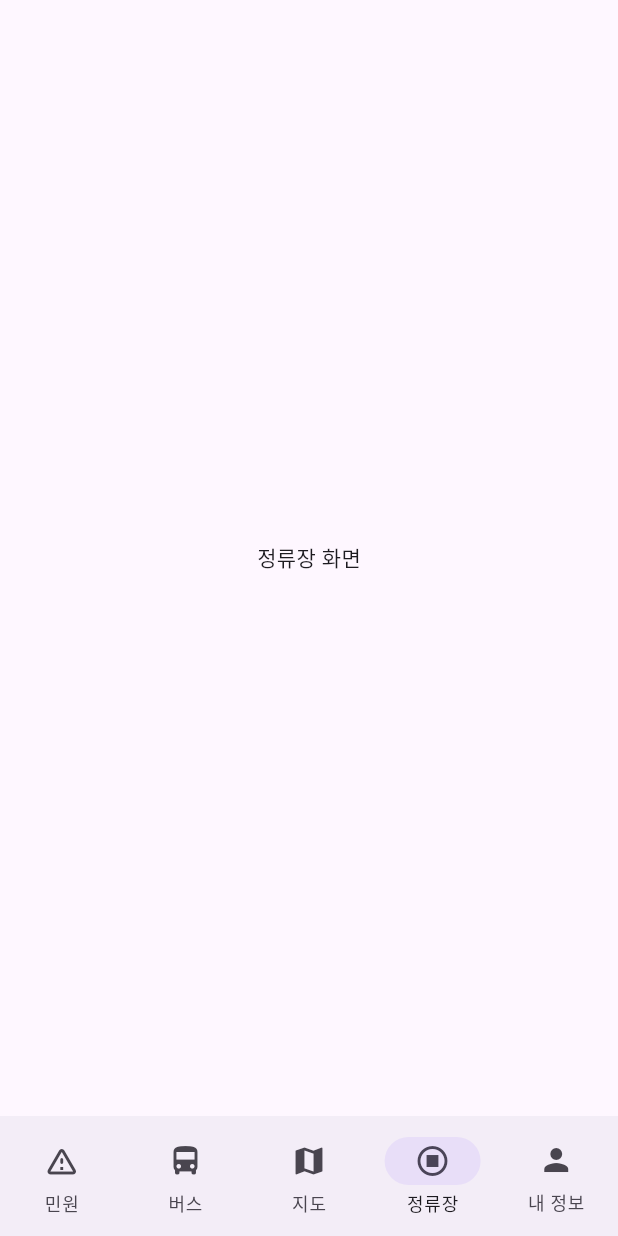
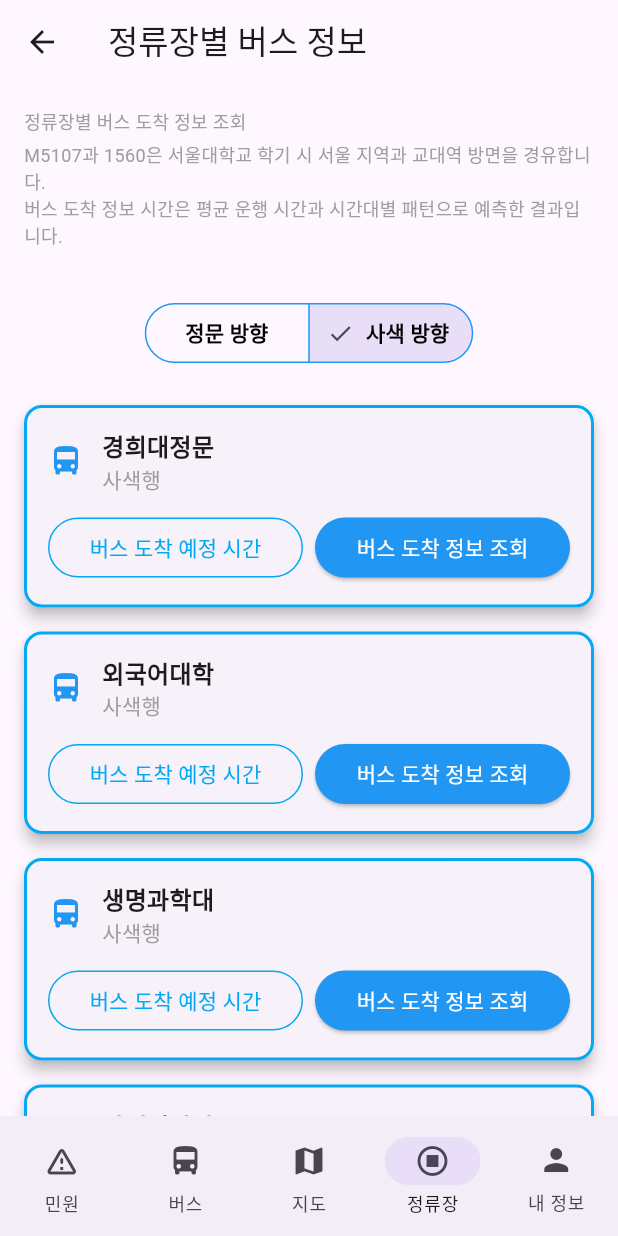
Before and after one commit to Brian0KIM/KHUBusEonje, a Flutter app: the NavigationBarScreen screen opened directly with empty values, item 4 of the bottom bar chosen, on a phone screen of 412 x 824 dp. Run offline on Flutter 3.47's test engine with Material 3 defaults, Android fonts, the phone set to English and light mode, and no system bars; our stand-ins replace dio; network calls fail.

Commit message:
station screen added

```diff
--- a/front/lib/main.dart
+++ b/front/lib/main.dart
@@ -5,6 +5,7 @@ import 'bus_company.dart';
 import "bus_info.dart";
 import "passed_bus_page.dart";
 import "bus_screen.dart";
+import "station_screen.dart";
 void main() {
   runApp(const MyApp());
 }
@@ -207,7 +208,7 @@ class _NavigationBarScreenState extends State<NavigationBarScreen> {
       const ComplaintServiceScreen(), // 민원 화면
       const BusScreen(), // 버스 화면
       const Center(child: Text('지도 화면')), // 지도 화면
-      const Center(child: Text("정류장 화면")), // 정류장 화면
+      const StationScreen(), // 정류장 화면
       UserInfoScreen(
         userName: widget.userName,
         userId: widget.userId,
--- /dev/null
+++ b/front/lib/station_screen.dart
@@ -0,0 +1,205 @@
+import 'package:flutter/material.dart';
+
+class StationScreen extends StatefulWidget {
+  const StationScreen({super.key});
+
+  @override
+  State<StationScreen> createState() => _StationScreenState();
+}
+
+class _StationScreenState extends State<StationScreen> {
+  bool isAscending = false; // false: 사색 방향(default), true: 정문 방향
+
+  // 정류장 데이터
+  final Map<String, List<Map<String, String>>> stationData = {
+    'ascending': [ // 정문 방향
+      {'name': '사색의 광장', 'description': ''},
+      {'name': '생명과학대.산업대학', 'description': '정문행'},
+      {'name': '경희대체육대학.외대', 'description': '정문행'},
+      {'name': '경희대학교(정건)', 'description': '정문행'},
+    ],
+    'descending': [ // 사색 방향
+      {'name': '경희대정문', 'description': '사색행'},
+      {'name': '외국어대학', 'description': '사색행'},
+      {'name': '생명과학대', 'description': '사색행'},
+      {'name': '사색의광장', 'description': '사색행'},
+    ],
+  };
+
+  @override
+  Widget build(BuildContext context) {
+    return Scaffold(
+      appBar: AppBar(
+        title: const Text('정류장별 버스 정보'),
+      ),
+      body: Column(
+        children: [
+          Container(
+            width: double.infinity,
+            padding: const EdgeInsets.all(16.0),
+            child: const Column(
+            crossAxisAlignment: CrossAxisAlignment.start,
+            children: [
+              Text(
+                '정류장별 버스 도착 정보 조회',
+                style: TextStyle(
+                  color: Colors.grey,
+                  fontSize: 12,
+                ),
+              ),
+              SizedBox(height: 4),
+              Text(
+                'M5107과 1560은 서울대학교 학기 시 서울 지역과 교대역 방면을 경유합니다.',
+                style: TextStyle(
+                  color: Colors.grey,
+                  fontSize: 12,
+                ),
+              ),
+              Text(
+                '버스 도착 정보 시간은 평균 운행 시간과 시간대별 패턴으로 예측한 결과입니다.',
+                style: TextStyle(
+                  color: Colors.grey,
+                  fontSize: 12,
+                ),
+                ),
+              ],
+            ),
+          ),
+          Padding(
+            padding: const EdgeInsets.all(16.0),
+            child: Stack(
+              alignment: Alignment.center,
+              children: [
+                Center(
+                  child: SegmentedButton<bool>(
+                    segments: const [
+                      ButtonSegment<bool>(
+                        value: true,
+                        label: Text("정문 방향",
+                          style: TextStyle(
+                            fontWeight: FontWeight.bold,
+                            color: Colors.black,
+                          ),
+                        ),
+                      ),
+                      ButtonSegment<bool>(
+                        value: false,
+                        label: Text("사색 방향",
+                          style: TextStyle(
+                            fontWeight: FontWeight.bold,
+                            color: Colors.black,
+                          ),
+                        ),
+                      ),
+                    ],
+                    selected: {isAscending},
+                    onSelectionChanged: (Set<bool> newSelection) {
+                      setState(() {
+                        isAscending = newSelection.first;
+                      });
+                    },
+                    style: ButtonStyle(
+                      side: WidgetStateProperty.all(
+                        const BorderSide(color: Colors.blue),
+                      ),
+                    ),
+                  ),
+                ),
+              ],
+            ),
+          ),
+          Expanded(
+            child: ListView.builder(
+              itemCount: stationData[isAscending ? 'ascending' : 'descending']!.length,
+              itemBuilder: (context, index) {
+                final station = stationData[isAscending ? 'ascending' : 'descending']![index];
+                return Card(
+                        margin: const EdgeInsets.symmetric(
+                          horizontal: 16.0,
+                          vertical: 8.0,
+                        ),
+                        shape: RoundedRectangleBorder(
+                          borderRadius: BorderRadius.circular(12.0),
+                          side: const BorderSide(color: Colors.lightBlue, width: 2),
+                        ),
+                        elevation: 4,
+                        child: Padding(
+                          padding: const EdgeInsets.all(16.0),
+                          child: Column(
+                            crossAxisAlignment: CrossAxisAlignment.start,
+                            children: [
+                              Row(
+                                children: [
+                                  const Icon(
+                                    Icons.directions_bus,
+                                    color: Colors.blue,
+                                    size: 24,
+                                  ),
+                                  const SizedBox(width: 12),
+                                  Expanded(
+                                    child: Column(
+                                      crossAxisAlignment: CrossAxisAlignment.start,
+                                      children: [
+                                        Text(
+                                          station['name']!,
+                                          style: const TextStyle(
+                                            fontSize: 16,
+                                            fontWeight: FontWeight.bold,
+                                          ),
+                                        ),
+                                        if (station['description']!.isNotEmpty)
+                                          Text(
+                                            station['description']!,
+                                            style: const TextStyle(
+                                              fontSize: 14,
+                                              color: Colors.grey,
+                                            ),
+                                          ),
+                                      ],
+                                    ),
+                                  ),
+                                ],
+                              ),
+                              const SizedBox(height: 12),
+                              Row(
+                                mainAxisAlignment: MainAxisAlignment.spaceBetween,
+                                children: [
+                                  Expanded(
+                                    child: OutlinedButton(
+                                      style: OutlinedButton.styleFrom(
+                                        foregroundColor: Colors.lightBlue,
+                                        side: const BorderSide(color: Colors.lightBlue),
+                                      ),
+                                      onPressed: () {
+                                        // TODO: 버스 도착 예정 시간 기능 구현
+                                      },
+                                      child: const Text('버스 도착 예정 시간'),
+                                    ),
+                                  ),
+                                  const SizedBox(width: 8),
+                                  Expanded(
+                                    child: ElevatedButton(
+                                      style: ElevatedButton.styleFrom(
+                                        backgroundColor: Colors.blue,
+                                        foregroundColor: Colors.white,
+                                      ),
+                                      onPressed: () {
+                                        // TODO: 버스 도착 정보 조회 기능 구현
+                                      },
+                                      child: const Text('버스 도착 정보 조회'),
+                                    ),
+                                  ),
+                                ],
+                              ),
+                            ],
+                          ),
+                        ),
+                );
+              },
+            ),
+          ),
+        ],
+      ),
+    );
+  }
+}
```
